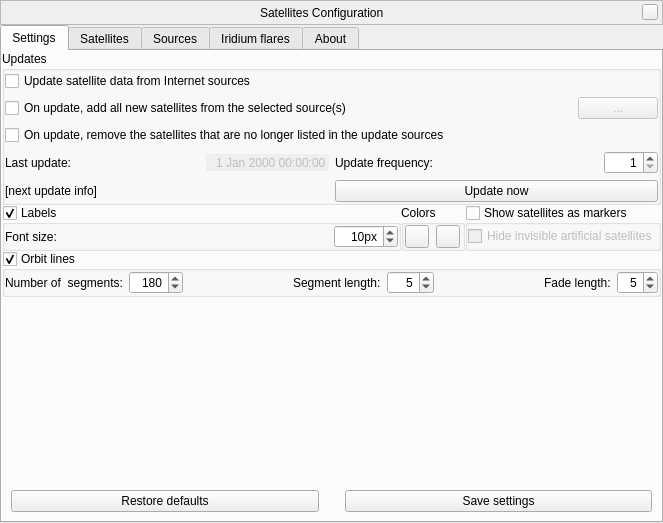
Before: the Qt Designer form plugins/Satellites/src/gui/satellitesDialog.ui in greck2908/stellarium, drawn with Qt 5.
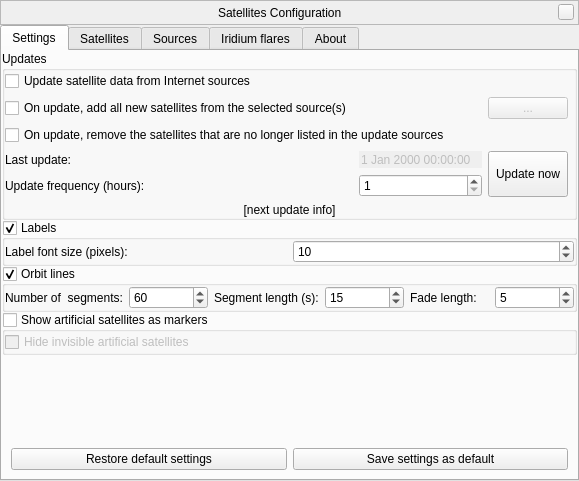
After: the same form once the commit is applied. Icons and pictures are not drawn. Custom widgets are drawn as their Qt base class.

The edit to the form file:
```diff
--- a/plugins/Satellites/src/gui/satellitesDialog.ui
+++ b/plugins/Satellites/src/gui/satellitesDialog.ui
@@ -6,8 +6,8 @@
    <rect>
     <x>0</x>
     <y>0</y>
-    <width>663</width>
-    <height>523</height>
+    <width>579</width>
+    <height>481</height>
    </rect>
   </property>
   <property name="windowTitle">
@@ -178,114 +178,70 @@
           <property name="bottomMargin">
            <number>0</number>
           </property>
+          <item row="5" column="0" colspan="5">
+           <widget class="QLabel" name="nextUpdateLabel">
+            <property name="text">
+             <string notr="true">[next update info]</string>
+            </property>
+            <property name="alignment">
+             <set>Qt::AlignCenter</set>
+            </property>
+           </widget>
+          </item>
+          <item row="4" column="2">
+           <widget class="QSpinBox" name="updateFrequencySpinBox">
+            <property name="minimum">
+             <number>1</number>
+            </property>
+            <property name="maximum">
+             <number>9999</number>
+            </property>
+            <property name="value">
+             <number>1</number>
+            </property>
+           </widget>
+          </item>
+          <item row="0" column="0" colspan="4">
+           <widget class="QCheckBox" name="internetUpdatesCheckbox">
+            <property name="text">
+             <string>Update satellite data from Internet sources</string>
+            </property>
+           </widget>
+          </item>
           <item row="3" column="0">
-           <layout class="QGridLayout" name="gridLayout_7">
-            <item row="0" column="1">
-             <layout class="QHBoxLayout" name="horizontalLayout_11">
-              <item>
-               <widget class="QLabel" name="updateFrequencyLabel">
-                <property name="text">
-                 <string>Update frequency:</string>
-                </property>
-               </widget>
-              </item>
-              <item>
-               <spacer name="horizontalSpacer_6">
-                <property name="orientation">
-                 <enum>Qt::Horizontal</enum>
-                </property>
-                <property name="sizeHint" stdset="0">
-                 <size>
-                  <width>40</width>
-                  <height>20</height>
-                 </size>
-                </property>
-               </spacer>
-              </item>
-              <item>
-               <widget class="QSpinBox" name="updateFrequencySpinBox">
-                <property name="alignment">
-                 <set>Qt::AlignRight|Qt::AlignTrailing|Qt::AlignVCenter</set>
-                </property>
-                <property name="minimum">
-                 <number>1</number>
-                </property>
-                <property name="maximum">
-                 <number>9999</number>
-                </property>
-                <property name="value">
-                 <number>1</number>
-                </property>
-               </widget>
-              </item>
-             </layout>
-            </item>
-            <item row="0" column="0">
-             <layout class="QHBoxLayout" name="horizontalLayout_10">
-              <item>
-               <widget class="QLabel" name="label_7">
-                <property name="text">
-                 <string>Last update:</string>
-                </property>
-               </widget>
-              </item>
-              <item>
-               <spacer name="horizontalSpacer">
-                <property name="orientation">
-                 <enum>Qt::Horizontal</enum>
-                </property>
-                <property name="sizeHint" stdset="0">
-                 <size>
-                  <width>40</width>
-                  <height>20</height>
-                 </size>
-                </property>
-               </spacer>
-              </item>
-              <item>
-               <widget class="QDateTimeEdit" name="lastUpdateDateTimeEdit">
-                <property name="enabled">
-                 <bool>false</bool>
-                </property>
-                <property name="frame">
-                 <bool>false</bool>
-                </property>
-                <property name="alignment">
-                 <set>Qt::AlignRight|Qt::AlignTrailing|Qt::AlignVCenter</set>
-                </property>
-                <property name="buttonSymbols">
-                 <enum>QAbstractSpinBox::NoButtons</enum>
-                </property>
-               </widget>
-              </item>
-             </layout>
-            </item>
-            <item row="1" column="0">
-             <widget class="QLabel" name="nextUpdateLabel">
-              <property name="text">
-               <string notr="true">[next update info]</string>
-              </property>
-              <property name="alignment">
-               <set>Qt::AlignLeading|Qt::AlignLeft|Qt::AlignVCenter</set>
-              </property>
-             </widget>
-            </item>
-            <item row="1" column="1">
-             <widget class="QPushButton" name="updateButton">
-              <property name="sizePolicy">
-               <sizepolicy hsizetype="Minimum" vsizetype="Preferred">
-                <horstretch>0</horstretch>
-                <verstretch>0</verstretch>
-               </sizepolicy>
-              </property>
-              <property name="text">
-               <string>Update now</string>
-              </property>
-             </widget>
-            </item>
-           </layout>
+           <widget class="QLabel" name="label_7">
+            <property name="text">
+             <string>Last update:</string>
+            </property>
+           </widget>
           </item>
-          <item row="1" column="0">
+          <item row="3" column="1" rowspan="2">
+           <spacer name="horizontalSpacer">
+            <property name="orientation">
+             <enum>Qt::Horizontal</enum>
+            </property>
+            <property name="sizeHint" stdset="0">
+             <size>
+              <width>17</width>
+              <height>20</height>
+             </size>
+            </property>
+           </spacer>
+          </item>
+          <item row="3" column="2">
+           <widget class="QDateTimeEdit" name="lastUpdateDateTimeEdit">
+            <property name="enabled">
+             <bool>false</bool>
+            </property>
+            <property name="frame">
+             <bool>false</bool>
+            </property>
+            <property name="buttonSymbols">
+             <enum>QAbstractSpinBox::NoButtons</enum>
+            </property>
+           </widget>
+          </item>
+          <item row="1" column="0" colspan="4">
            <layout class="QHBoxLayout" name="horizontalLayoutAutoAdd">
             <item>
              <widget class="QCheckBox" name="checkBoxAutoAdd">
@@ -312,176 +268,88 @@
             </item>
            </layout>
           </item>
-          <item row="0" column="0">
-           <widget class="QCheckBox" name="internetUpdatesCheckbox">
+          <item row="3" column="3" rowspan="2">
+           <widget class="QPushButton" name="updateButton">
+            <property name="sizePolicy">
+             <sizepolicy hsizetype="Minimum" vsizetype="Preferred">
+              <horstretch>0</horstretch>
+              <verstretch>0</verstretch>
+             </sizepolicy>
+            </property>
             <property name="text">
-             <string>Update satellite data from Internet sources</string>
+             <string>Update now</string>
             </property>
            </widget>
           </item>
-          <item row="2" column="0">
+          <item row="2" column="0" colspan="4">
            <widget class="QCheckBox" name="checkBoxAutoRemove">
             <property name="text">
              <string>On update, remove the satellites that are no longer listed in the update sources</string>
             </property>
            </widget>
           </item>
+          <item row="4" column="0">
+           <widget class="QLabel" name="updateFrequencyLabel">
+            <property name="text">
+             <string>Update frequency (hours):</string>
+            </property>
+           </widget>
+          </item>
          </layout>
         </widget>
        </item>
        <item>
-        <layout class="QHBoxLayout" name="horizontalLayout_9">
-         <property name="spacing">
-          <number>0</number>
+        <widget class="QGroupBox" name="labelsGroup">
+         <property name="title">
+          <string>Labels</string>
          </property>
-         <item>
-          <widget class="QGroupBox" name="labelsGroup">
-           <property name="title">
-            <string>Labels</string>
-           </property>
-           <property name="flat">
-            <bool>true</bool>
-           </property>
-           <property name="checkable">
-            <bool>true</bool>
-           </property>
-           <layout class="QGridLayout" name="gridLayout_2">
-            <property name="leftMargin">
-             <number>0</number>
+         <property name="flat">
+          <bool>true</bool>
+         </property>
+         <property name="checkable">
+          <bool>true</bool>
+         </property>
+         <layout class="QGridLayout" name="gridLayout_2">
+          <property name="leftMargin">
+           <number>0</number>
+          </property>
+          <property name="topMargin">
+           <number>0</number>
+          </property>
+          <property name="rightMargin">
+           <number>0</number>
+          </property>
+          <property name="bottomMargin">
+           <number>0</number>
+          </property>
+          <item row="1" column="0">
+           <widget class="QLabel" name="label_10">
+            <property name="text">
+             <string>Label font size (pixels):</string>
             </property>
-            <property name="topMargin">
-             <number>0</number>
+           </widget>
+          </item>
+          <item row="1" column="1">
+           <widget class="QSpinBox" name="fontSizeSpinBox">
+            <property name="sizePolicy">
+             <sizepolicy hsizetype="Minimum" vsizetype="Fixed">
+              <horstretch>0</horstretch>
+              <verstretch>0</verstretch>
+             </sizepolicy>
             </property>
-            <property name="rightMargin">
-             <number>0</number>
+            <property name="minimum">
+             <number>-100</number>
             </property>
-            <property name="bottomMargin">
-             <number>0</number>
+            <property name="maximum">
+             <number>200</number>
             </property>
-            <item row="1" column="2">
-             <widget class="QSpinBox" name="fontSizeSpinBox">
-              <property name="sizePolicy">
-               <sizepolicy hsizetype="Minimum" vsizetype="Fixed">
-                <horstretch>0</horstretch>
-                <verstretch>0</verstretch>
-               </sizepolicy>
-              </property>
-              <property name="alignment">
-               <set>Qt::AlignRight|Qt::AlignTrailing|Qt::AlignVCenter</set>
-              </property>
-              <property name="suffix">
-               <string comment="pixels">px</string>
-              </property>
-              <property name="minimum">
-               <number>-100</number>
-              </property>
-              <property name="maximum">
-               <number>200</number>
-              </property>
-              <property name="value">
-               <number>10</number>
-              </property>
-             </widget>
-            </item>
-            <item row="1" column="0">
-             <widget class="QLabel" name="label_10">
-              <property name="text">
-               <string>Font size:</string>
-              </property>
-             </widget>
-            </item>
-            <item row="1" column="1">
-             <spacer name="horizontalSpacer_3">
-              <property name="orientation">
-               <enum>Qt::Horizontal</enum>
-              </property>
-              <property name="sizeHint" stdset="0">
-               <size>
-                <width>40</width>
-                <height>20</height>
-               </size>
-              </property>
-             </spacer>
-            </item>
-           </layout>
-          </widget>
-         </item>
-         <item>
-          <widget class="QGroupBox" name="colorsGroup">
-           <property name="title">
-            <string>Colors</string>
-           </property>
-           <layout class="QGridLayout" name="gridLayout_6">
-            <property name="leftMargin">
-             <number>0</number>
+            <property name="value">
+             <number>10</number>
             </property>
-            <property name="topMargin">
-             <number>0</number>
-            </property>
-            <property name="rightMargin">
-             <number>0</number>
-            </property>
-            <property name="bottomMargin">
-             <number>0</number>
-            </property>
-            <item row="0" column="0">
-             <widget class="QToolButton" name="invisibleColorButton">
-              <property name="toolTip">
-               <string>Color of markers, labels and orbits for invisible satellites</string>
-              </property>
-              <property name="text">
-               <string/>
-              </property>
-             </widget>
-            </item>
-            <item row="0" column="1">
-             <widget class="QToolButton" name="transitColorButton">
-              <property name="toolTip">
-               <string>Color of markers for satellites in transit through the Sun or the Moon</string>
-              </property>
-              <property name="text">
-               <string notr="true"/>
-              </property>
-             </widget>
-            </item>
-           </layout>
-          </widget>
-         </item>
-         <item>
-          <widget class="QGroupBox" name="iconicGroup">
-           <property name="title">
-            <string>Show satellites as markers</string>
-           </property>
-           <property name="checkable">
-            <bool>true</bool>
-           </property>
-           <property name="checked">
-            <bool>false</bool>
-           </property>
-           <layout class="QGridLayout" name="gridLayout_4">
-            <property name="leftMargin">
-             <number>0</number>
-            </property>
-            <property name="topMargin">
-             <number>0</number>
-            </property>
-            <property name="rightMargin">
-             <number>0</number>
-            </property>
-            <property name="bottomMargin">
-             <number>0</number>
-            </property>
-            <item row="0" column="0">
-             <widget class="QCheckBox" name="hideInvisibleSatellites">
-              <property name="text">
-               <string>Hide invisible artificial satellites</string>
-              </property>
-             </widget>
-            </item>
-           </layout>
-          </widget>
-         </item>
-        </layout>
+           </widget>
+          </item>
+         </layout>
+        </widget>
        </item>
        <item>
         <widget class="QGroupBox" name="orbitLinesGroup">
@@ -507,96 +375,38 @@
           <property name="bottomMargin">
            <number>0</number>
           </property>
-          <item row="0" column="7">
-           <widget class="QSpinBox" name="orbitFadeSpin">
-            <property name="toolTip">
-             <string>Number of segments used to draw each end of the line</string>
-            </property>
-            <property name="alignment">
-             <set>Qt::AlignRight|Qt::AlignTrailing|Qt::AlignVCenter</set>
-            </property>
-            <property name="maximum">
-             <number>50</number>
-            </property>
-            <property name="value">
-             <number>5</number>
-            </property>
-           </widget>
-          </item>
-          <item row="0" column="2">
-           <spacer name="horizontalSpacer_4">
-            <property name="orientation">
-             <enum>Qt::Horizontal</enum>
-            </property>
-            <property name="sizeHint" stdset="0">
-             <size>
-              <width>40</width>
-              <height>20</height>
-             </size>
-            </property>
-           </spacer>
-          </item>
-          <item row="0" column="4">
-           <widget class="QSpinBox" name="orbitDurationSpin">
-            <property name="toolTip">
-             <string>Duration of a single segment in seconds</string>
-            </property>
-            <property name="alignment">
-             <set>Qt::AlignRight|Qt::AlignTrailing|Qt::AlignVCenter</set>
-            </property>
-            <property name="minimum">
-             <number>1</number>
-            </property>
-            <property name="maximum">
-             <number>120</number>
-            </property>
-            <property name="value">
-             <number>5</number>
-            </property>
-           </widget>
-          </item>
           <item row="0" column="1">
            <widget class="QSpinBox" name="orbitSegmentsSpin">
             <property name="toolTip">
              <string>Number of segments used to draw the line</string>
             </property>
-            <property name="alignment">
-             <set>Qt::AlignRight|Qt::AlignTrailing|Qt::AlignVCenter</set>
-            </property>
             <property name="minimum">
              <number>3</number>
             </property>
             <property name="maximum">
-             <number>9000</number>
+             <number>200</number>
             </property>
             <property name="value">
-             <number>180</number>
+             <number>60</number>
             </property>
            </widget>
           </item>
           <item row="0" column="3">
-           <widget class="QLabel" name="labelSegmentLength">
+           <widget class="QSpinBox" name="orbitDurationSpin">
             <property name="toolTip">
-             <string>Duration of a single segment</string>
+             <string>Duration of a single segment in seconds</string>
             </property>
-            <property name="text">
-             <string>Segment length:</string>
+            <property name="minimum">
+             <number>5</number>
+            </property>
+            <property name="maximum">
+             <number>120</number>
+            </property>
+            <property name="value">
+             <number>15</number>
             </property>
            </widget>
           </item>
-          <item row="0" column="5">
-           <spacer name="horizontalSpacer_5">
-            <property name="orientation">
-             <enum>Qt::Horizontal</enum>
-            </property>
-            <property name="sizeHint" stdset="0">
-             <size>
-              <width>40</width>
-              <height>20</height>
-             </size>
-            </property>
-           </spacer>
-          </item>
           <item row="0" column="0">
            <widget class="QLabel" name="label_5">
             <property name="toolTip">
@@ -607,7 +417,7 @@
             </property>
            </widget>
           </item>
-          <item row="0" column="6">
+          <item row="0" column="4">
            <widget class="QLabel" name="label_6">
             <property name="toolTip">
              <string>Number of segments used to draw each end of the line</string>
@@ -617,6 +427,63 @@
             </property>
            </widget>
           </item>
+          <item row="0" column="2">
+           <widget class="QLabel" name="label_8">
+            <property name="toolTip">
+             <string>Duration of a single segment in seconds</string>
+            </property>
+            <property name="text">
+             <string extracomment="TRANSLATORS: = &quot;duration&quot;. 's' means seconds">Segment length (s):</string>
+            </property>
+           </widget>
+          </item>
+          <item row="0" column="5">
+           <widget class="QSpinBox" name="orbitFadeSpin">
+            <property name="toolTip">
+             <string>Number of segments used to draw each end of the line</string>
+            </property>
+            <property name="maximum">
+             <number>50</number>
+            </property>
+            <property name="value">
+             <number>5</number>
+            </property>
+           </widget>
+          </item>
+         </layout>
+        </widget>
+       </item>
+       <item>
+        <widget class="QGroupBox" name="realisticGroup">
+         <property name="title">
+          <string>Show artificial satellites as markers</string>
+         </property>
+         <property name="checkable">
+          <bool>true</bool>
+         </property>
+         <property name="checked">
+          <bool>false</bool>
+         </property>
+         <layout class="QGridLayout" name="gridLayout_4">
+          <property name="leftMargin">
+           <number>0</number>
+          </property>
+          <property name="topMargin">
+           <number>0</number>
+          </property>
+          <property name="rightMargin">
+           <number>0</number>
+          </property>
+          <property name="bottomMargin">
+           <number>0</number>
+          </property>
+          <item row="0" column="0">
+           <widget class="QCheckBox" name="hideInvisibleSatellites">
+            <property name="text">
+             <string>Hide invisible artificial satellites</string>
+            </property>
+           </widget>
+          </item>
          </layout>
         </widget>
        </item>
@@ -657,26 +524,10 @@
              </sizepolicy>
             </property>
             <property name="text">
-             <string>Restore defaults</string>
+             <string>Restore default settings</string>
             </property>
            </widget>
           </item>
-          <item>
-           <spacer name="horizontalSpacer_7">
-            <property name="orientation">
-             <enum>Qt::Horizontal</enum>
-            </property>
-            <property name="sizeType">
-             <enum>QSizePolicy::Fixed</enum>
-            </property>
-            <property name="sizeHint" stdset="0">
-             <size>
-              <width>20</width>
-              <height>20</height>
-             </size>
-            </property>
-           </spacer>
-          </item>
           <item>
            <widget class="QPushButton" name="saveSettingsButton">
             <property name="sizePolicy">
@@ -686,7 +537,7 @@
              </sizepolicy>
             </property>
             <property name="text">
-             <string>Save settings</string>
+             <string>Save settings as default</string>
             </property>
            </widget>
           </item>
@@ -742,11 +593,6 @@
              <property name="toolTip">
               <string>Add more satellites</string>
              </property>
-             <property name="icon">
-              <iconset resource="../../../../data/gui/guiRes.qrc">
-               <normaloff>:/graphicGui/uibtAdd.png</normaloff>
-               <disabledoff>:/graphicGui/uibtAdd-disabled.png</disabledoff>:/graphicGui/uibtAdd.png</iconset>
-             </property>
             </widget>
            </item>
            <item>
@@ -760,10 +606,43 @@
              <property name="toolTip">
               <string>Remove the selected satellites</string>
              </property>
-             <property name="icon">
-              <iconset resource="../../../../data/gui/guiRes.qrc">
-               <normaloff>:/graphicGui/uibtRemove.png</normaloff>
-               <disabledoff>:/graphicGui/uibtRemove-disabled.png</disabledoff>:/graphicGui/uibtRemove.png</iconset>
+            </widget>
+           </item>
+           <item>
+            <widget class="QPushButton" name="commsButton">
+             <property name="enabled">
+              <bool>false</bool>
+             </property>
+             <property name="sizePolicy">
+              <sizepolicy hsizetype="Fixed" vsizetype="Fixed">
+               <horstretch>0</horstretch>
+               <verstretch>0</verstretch>
+              </sizepolicy>
+             </property>
+             <property name="text">
+              <string/>
+             </property>
+             <property name="checkable">
+              <bool>true</bool>
+             </property>
+            </widget>
+           </item>
+           <item>
+            <widget class="QPushButton" name="saveSatellitesButton">
+             <property name="enabled">
+              <bool>true</bool>
+             </property>
+             <property name="sizePolicy">
+              <sizepolicy hsizetype="Fixed" vsizetype="Fixed">
+               <horstretch>0</horstretch>
+               <verstretch>0</verstretch>
+              </sizepolicy>
+             </property>
+             <property name="toolTip">
+              <string>Save changes</string>
+             </property>
+             <property name="text">
+              <string/>
              </property>
             </widget>
            </item>
@@ -780,54 +659,6 @@
              </property>
             </spacer>
            </item>
-           <item>
-            <widget class="QPushButton" name="satMarkerColorPickerButton">
-             <property name="sizePolicy">
-              <sizepolicy hsizetype="Fixed" vsizetype="Fixed">
-               <horstretch>0</horstretch>
-               <verstretch>0</verstretch>
-              </sizepolicy>
-             </property>
-             <property name="toolTip">
-              <string>Change markers color for selected satellites</string>
-             </property>
-             <property name="text">
-              <string notr="true">Marker Color</string>
-             </property>
-            </widget>
-           </item>
-           <item>
-            <widget class="QPushButton" name="satOrbitColorPickerButton">
-             <property name="sizePolicy">
-              <sizepolicy hsizetype="Fixed" vsizetype="Fixed">
-               <horstretch>0</horstretch>
-               <verstretch>0</verstretch>
-              </sizepolicy>
-             </property>
-             <property name="toolTip">
-              <string>Change orbits color for selected satellites</string>
-             </property>
-             <property name="text">
-              <string notr="true">Orbit Color</string>
-             </property>
-            </widget>
-           </item>
-           <item>
-            <widget class="QPushButton" name="satInfoColorPickerButton">
-             <property name="sizePolicy">
-              <sizepolicy hsizetype="Fixed" vsizetype="Fixed">
-               <horstretch>0</horstretch>
-               <verstretch>0</verstretch>
-              </sizepolicy>
-             </property>
-             <property name="toolTip">
-              <string>Change info color for selected satellites</string>
-             </property>
-             <property name="text">
-              <string notr="true">Info Color</string>
-             </property>
-            </widget>
-           </item>
           </layout>
          </item>
         </layout>
@@ -862,9 +693,6 @@
           <layout class="QHBoxLayout" name="horizontalLayoutCatalogNumber">
            <item>
             <widget class="QLabel" name="labelCatalogNumber">
-             <property name="toolTip">
-              <string>The Satellite Catalog Number (also known as NORAD (North American Aerospace Defense) Catalog Number, NORAD ID)</string>
-             </property>
              <property name="text">
               <string>Catalog number:</string>
              </property>
@@ -875,9 +703,6 @@
            </item>
            <item>
             <widget class="QLineEdit" name="noradNumberEdit">
-             <property name="toolTip">
-              <string>The Satellite Catalog Number (also known as NORAD (North American Aerospace Defense) Catalog Number, NORAD ID)</string>
-             </property>
              <property name="alignment">
               <set>Qt::AlignRight|Qt::AlignTrailing|Qt::AlignVCenter</set>
              </property>
@@ -886,87 +711,10 @@
              </property>
             </widget>
            </item>
-           <item>
-            <widget class="QLabel" name="labelCosparNumber">
-             <property name="toolTip">
-              <string>The International Designator, also known as COSPAR ID</string>
-             </property>
-             <property name="text">
-              <string>I.D.:</string>
-             </property>
-            </widget>
-           </item>
-           <item>
-            <widget class="QLineEdit" name="cosparNumberEdit">
-             <property name="toolTip">
-              <string>The International Designator, also known as COSPAR ID</string>
-             </property>
-             <property name="alignment">
-              <set>Qt::AlignRight|Qt::AlignTrailing|Qt::AlignVCenter</set>
-             </property>
-             <property name="readOnly">
-              <bool>true</bool>
-             </property>
-            </widget>
-           </item>
           </layout>
          </item>
          <item>
-          <layout class="QHBoxLayout" name="horizontalLayout_8">
-           <item>
-            <widget class="QLabel" name="labelStdMagnitude">
-             <property name="text">
-              <string>Standard magnitude:</string>
-             </property>
-            </widget>
-           </item>
-           <item>
-            <widget class="QLineEdit" name="stdMagnitudeLineEdit">
-             <property name="alignment">
-              <set>Qt::AlignRight|Qt::AlignTrailing|Qt::AlignVCenter</set>
-             </property>
-             <property name="readOnly">
-              <bool>true</bool>
-             </property>
-            </widget>
-           </item>
-           <item>
-            <widget class="QLabel" name="labelRCS">
-             <property name="text">
-              <string notr="true" extracomment="Radar cross-section">RCS:</string>
-             </property>
-            </widget>
-           </item>
-           <item>
-            <widget class="QLineEdit" name="rcsLineEdit">
-             <property name="alignment">
-              <set>Qt::AlignRight|Qt::AlignTrailing|Qt::AlignVCenter</set>
-             </property>
-             <property name="readOnly">
-              <bool>true</bool>
-             </property>
-            </widget>
-           </item>
-          </layout>
-         </item>
-         <item>
-          <layout class="QGridLayout" name="gridLayout_5">
-           <property name="horizontalSpacing">
-            <number>0</number>
-           </property>
-           <item row="0" column="1">
-            <widget class="QCheckBox" name="orbitCheckbox">
-             <property name="toolTip">
-              <string>Display orbit line(s) for the selected satellite(s)</string>
-             </property>
-             <property name="text">
-              <string>Orbit</string>
-             </property>
-             <property name="tristate">
-              <bool>false</bool>
-             </property>
-            </widget>
-           </item>
+          <layout class="QGridLayout" name="flagsCheckBoxesLayout">
            <item row="0" column="0">
             <widget class="QCheckBox" name="displayedCheckbox">
              <property name="toolTip">
@@ -980,7 +728,20 @@
              </property>
             </widget>
            </item>
-           <item row="0" column="2">
+           <item row="0" column="1">
+            <widget class="QCheckBox" name="orbitCheckbox">
+             <property name="toolTip">
+              <string>Display orbit line(s) for the selected satellite(s)</string>
+             </property>
+             <property name="text">
+              <string>Orbit</string>
+             </property>
+             <property name="tristate">
+              <bool>false</bool>
+             </property>
+            </widget>
+           </item>
+           <item row="1" column="0" colspan="2">
             <widget class="QCheckBox" name="userCheckBox">
              <property name="toolTip">
               <string>Do not update (or remove on update) the selected satellite(s)</string>
@@ -1006,20 +767,8 @@
            </item>
            <item>
             <widget class="QTextEdit" name="descriptionTextEdit">
-             <property name="sizePolicy">
-              <sizepolicy hsizetype="Expanding" vsizetype="Expanding">
-               <horstretch>0</horstretch>
-               <verstretch>0</verstretch>
-              </sizepolicy>
-             </property>
              <property name="readOnly">
-              <bool>false</bool>
-             </property>
-             <property name="acceptRichText">
-              <bool>false</bool>
-             </property>
-             <property name="placeholderText">
-              <string notr="true"/>
+              <bool>true</bool>
              </property>
             </widget>
            </item>
@@ -1083,30 +832,6 @@
            </item>
           </layout>
          </item>
-         <item>
-          <layout class="QHBoxLayout" name="horizontalLayout_12">
-           <item>
-            <widget class="QLabel" name="labelTleEpoch">
-             <property name="text">
-              <string>Epoch of the TLE:</string>
-             </property>
-            </widget>
-           </item>
-           <item>
-            <widget class="QLabel" name="labelTleEpochData">
-             <property name="sizePolicy">
-              <sizepolicy hsizetype="Expanding" vsizetype="Preferred">
-               <horstretch>0</horstretch>
-               <verstretch>0</verstretch>
-              </sizepolicy>
-             </property>
-             <property name="text">
-              <string notr="true"/>
-             </property>
-            </widget>
-           </item>
-          </layout>
-         </item>
         </layout>
        </item>
       </layout>
@@ -1141,10 +866,7 @@
          <item>
           <widget class="QLineEdit" name="sourceEdit">
            <property name="toolTip">
-            <string/>
-           </property>
-           <property name="inputMethodHints">
-            <set>Qt::ImhUrlCharactersOnly</set>
+            <string>Enter or edit the URL of the selected source. Changes are saved by pressing Enter.</string>
            </property>
           </widget>
          </item>
@@ -1153,34 +875,8 @@
            <property name="toolTip">
             <string>Add new source</string>
            </property>
-           <property name="icon">
-            <iconset resource="../../../../data/gui/guiRes.qrc">
-             <normaloff>:/graphicGui/uibtCreate.png</normaloff>
-             <disabledoff>:/graphicGui/uibtCreate-disabled.png</disabledoff>:/graphicGui/uibtCreate.png</iconset>
-           </property>
-          </widget>
-         </item>
-         <item>
-          <widget class="QPushButton" name="editSourceButton">
-           <property name="toolTip">
-            <string>Edit selected source</string>
-           </property>
-           <property name="icon">
-            <iconset resource="../../../../data/gui/guiRes.qrc">
-             <normaloff>:/graphicGui/uibtEdit.png</normaloff>
-             <disabledoff>:/graphicGui/uibtEdit-disabled.png</disabledoff>:/graphicGui/uibtEdit.png</iconset>
-           </property>
-          </widget>
-         </item>
-         <item>
-          <widget class="QPushButton" name="saveSourceButton">
-           <property name="toolTip">
-            <string>Save source</string>
-           </property>
-           <property name="icon">
-            <iconset resource="../../../../data/gui/guiRes.qrc">
-             <normaloff>:/graphicGui/uibtSave.png</normaloff>
-             <disabledoff>:/graphicGui/uibtSave-disabled.png</disabledoff>:/graphicGui/uibtSave.png</iconset>
+           <property name="text">
+            <string/>
            </property>
           </widget>
          </item>
@@ -1189,10 +885,8 @@
            <property name="toolTip">
             <string>Remove selected source</string>
            </property>
-           <property name="icon">
-            <iconset resource="../../../../data/gui/guiRes.qrc">
-             <normaloff>:/graphicGui/uibtDelete.png</normaloff>
-             <disabledoff>:/graphicGui/uibtDelete-disabled.png</disabledoff>:/graphicGui/uibtDelete.png</iconset>
+           <property name="text">
+            <string/>
            </property>
           </widget>
          </item>
```
Left out of the diff: 13 changed lines with no effect on the pictures.
